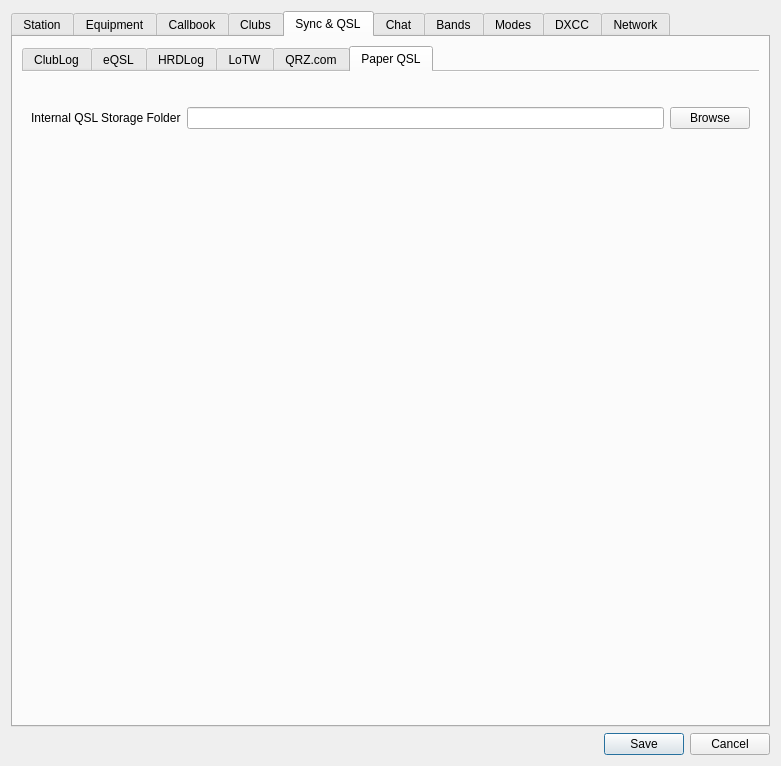
This is ui/SettingsDialog.ui in k5mcd/QLog as Qt 5 draws it before an edit. The edited form follows.
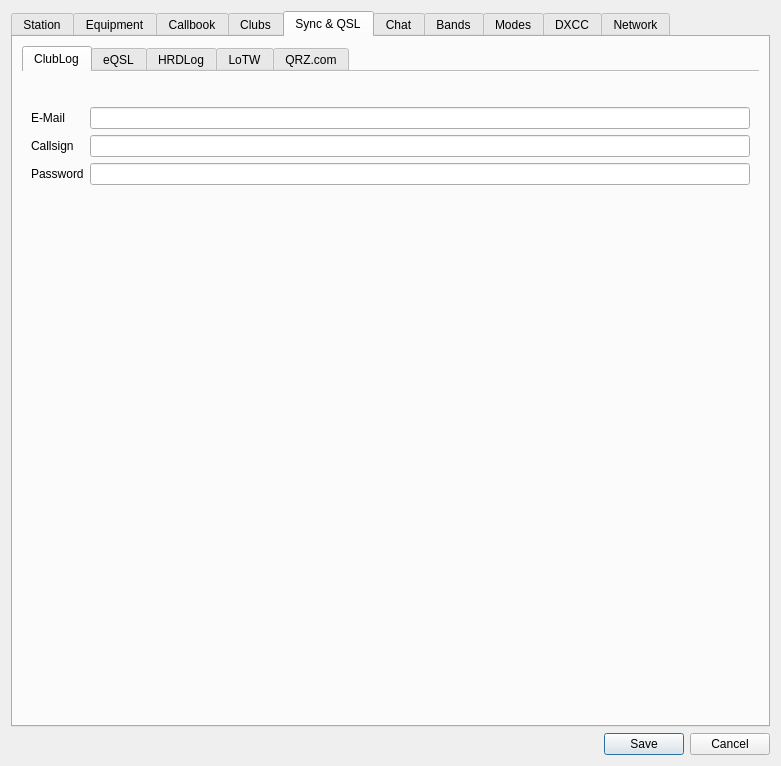
This is the edited form. The open tabs and pages were chosen to show the change. Icons and pictures are not drawn.

Commit message: New QSL Images are stored to database

```diff
--- a/ui/SettingsDialog.ui
+++ b/ui/SettingsDialog.ui
@@ -3429,74 +3429,6 @@
            </item>
           </layout>
          </widget>
-         <widget class="QWidget" name="paperSyncQSLTab">
-          <attribute name="title">
-           <string>Paper QSL</string>
-          </attribute>
-          <layout class="QFormLayout" name="formLayout_13">
-           <item row="1" column="0">
-            <widget class="QLabel" name="paperImageFolderLabel">
-             <property name="text">
-              <string>Internal QSL Storage Folder</string>
-             </property>
-            </widget>
-           </item>
-           <item row="1" column="1">
-            <layout class="QHBoxLayout" name="horizontalLayout_4">
-             <item>
-              <widget class="QLineEdit" name="paperFolderPathEdit">
-               <property name="toolTip">
-                <string>The folder into which the imported QSL Card images are copied.&lt;br/&gt;This folder is then used by QLog to manage these QSLs.</string>
-               </property>
-               <property name="readOnly">
-                <bool>true</bool>
-               </property>
-              </widget>
-             </item>
-             <item>
-              <widget class="QPushButton" name="paperFolderPathButton">
-               <property name="text">
-                <string>Browse</string>
-               </property>
-               <property name="icon">
-                <iconset theme="folder-open">
-                 <normaloff>.</normaloff>.</iconset>
-               </property>
-              </widget>
-             </item>
-            </layout>
-           </item>
-           <item row="0" column="1">
-            <spacer name="verticalSpacer_20">
-             <property name="orientation">
-              <enum>Qt::Vertical</enum>
-             </property>
-             <property name="sizeType">
-              <enum>QSizePolicy::Fixed</enum>
-             </property>
-             <property name="sizeHint" stdset="0">
-              <size>
-               <width>20</width>
-               <height>20</height>
-              </size>
-             </property>
-            </spacer>
-           </item>
-           <item row="2" column="1">
-            <spacer name="verticalSpacer_21">
-             <property name="orientation">
-              <enum>Qt::Vertical</enum>
-             </property>
-             <property name="sizeHint" stdset="0">
-              <size>
-               <width>20</width>
-               <height>40</height>
-              </size>
-             </property>
-            </spacer>
-           </item>
-          </layout>
-         </widget>
         </widget>
        </item>
       </layout>
```
Left out of the diff: 97 changed lines with no effect on the pictures. The commit also changes 17 other files.
